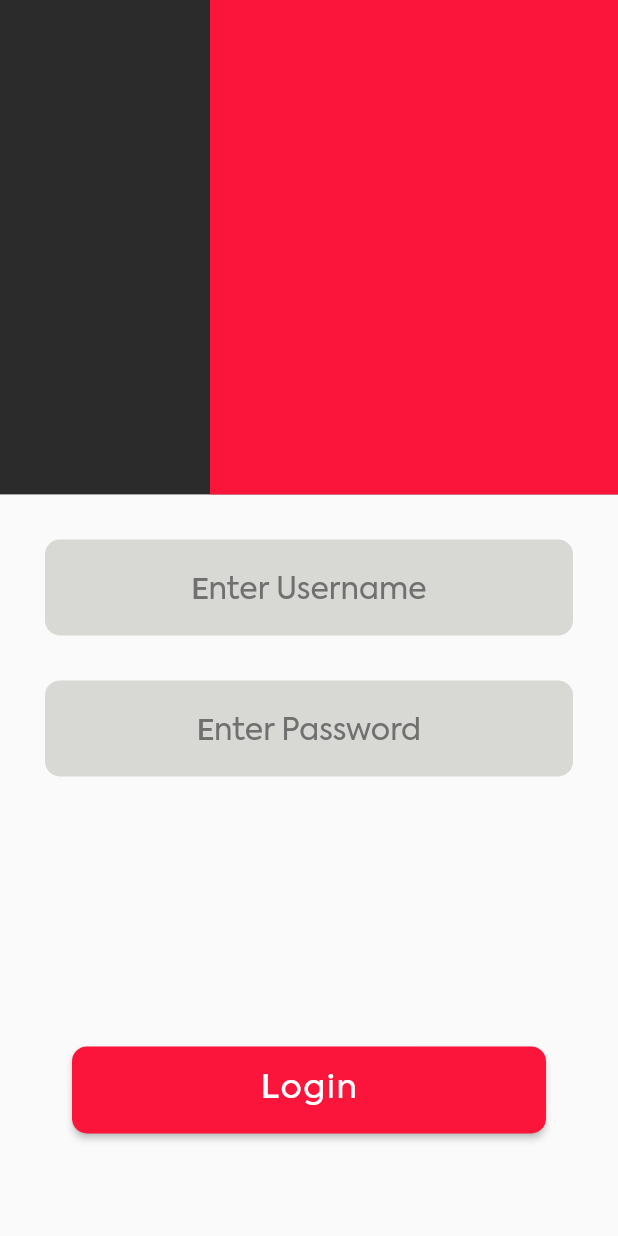
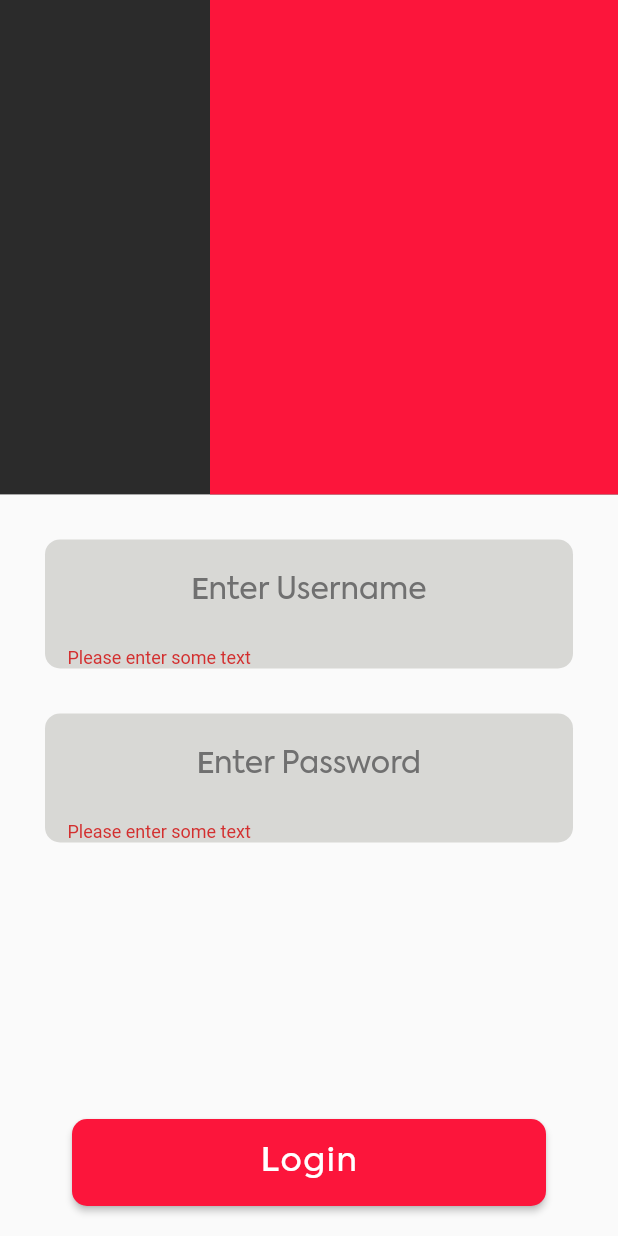
Before and after one commit to AjilAshok/noviindus-, a Flutter app: the screen it shows after launch, after a tap on "Get Started", after a tap on "Login", on a phone screen of 412 x 824 dp. Run offline on Flutter 3.47's test engine with Material 2 defaults, Android fonts, the phone set to English and light mode, and no system bars.

Commit message:
update login

```diff
--- /dev/null
+++ b/lib/data/model/bus_managemodel.dart/loginreponse.dart
@@ -0,0 +1,13 @@
+class LoginResponse {
+  final String apiKey;
+  final String accessToken;
+
+  LoginResponse({required this.apiKey, required this.accessToken});
+
+  factory LoginResponse.fromJson(Map<String, dynamic> json) {
+    return LoginResponse(
+      apiKey: json['refresh'],
+      accessToken: json['access'],
+    );
+  }
+}
--- /dev/null
+++ b/lib/data/repository.dart
@@ -0,0 +1,24 @@
+import 'dart:convert';
+
+import 'package:pra/data/model/bus_managemodel.dart/loginreponse.dart';
+import 'package:http/http.dart' as http;
+class Repositry {
+  Future<LoginResponse> login(username,password) async {
+  final url = Uri.parse('http://flutter.noviindus.co.in/api/LoginApi');
+  final response = await http.post(url, body: {
+    'username': username,
+    'password': password,
+  });
+
+  if (response.statusCode == 200) {
+    final responseData = json.decode(response.body);
+    final loginResponse = LoginResponse.fromJson(responseData);
+    print(responseData);
+    return loginResponse;
+
+  }
+  else {
+    throw Exception('Failed to log in');
+  }
+}
+}
--- a/lib/presentation/commonwidgets/button.dart
+++ b/lib/presentation/commonwidgets/button.dart
@@ -6,11 +6,12 @@ class CustomButton extends StatelessWidget {
       {super.key,
       required this.text,
       required this.backgroundColor,
-      required this.textColor,required this.onPressed});
+      required this.textColor,
+      required this.onPressed});
   final String text;
   final Color backgroundColor;
   final Color textColor;
-  final void Function () onPressed;
+  final void Function() onPressed;
 
   @override
   Widget build(BuildContext context) {
@@ -22,13 +23,7 @@ class CustomButton extends StatelessWidget {
               fixedSize: const Size(316, 58),
               shape: RoundedRectangleBorder(
                   borderRadius: BorderRadius.circular(10))),
-          onPressed: () {
-            Navigator.pushReplacement(
-                context,
-                MaterialPageRoute(
-                  builder: (context) => const AddDriver(),
-                ));
-          },
+          onPressed: onPressed,
           child: Text(
             text.toString(),
             style: TextStyle(
--- a/lib/presentation/login/login_page.dart
+++ b/lib/presentation/login/login_page.dart
@@ -1,20 +1,18 @@
-import 'dart:convert';
-
 import 'package:flutter/material.dart';
-import 'package:flutter/src/widgets/container.dart';
-import 'package:flutter/src/widgets/framework.dart';
-import 'package:pra/presentation/drivermangement/driver_manage.dart';
-import 'package:http/http.dart' as http;
-import 'package:pra/presentation/homepage/homepage_main.dart';
-import 'package:pra/presentation/splashscreen/splash_screen.dart';
+import 'package:pra/data/repository.dart';
 
 class LoginPage extends StatelessWidget {
   const LoginPage({super.key});
 
   @override
   Widget build(BuildContext context) {
+    TextEditingController password = TextEditingController();
+     TextEditingController usename = TextEditingController();
+    final _formKey = GlobalKey<FormState>();
     return Scaffold(
-      body: Column(
+      body: Form(
+        key: _formKey,
+        child: Column(
           children: [
             Stack(
               children: [
@@ -31,10 +29,11 @@ class LoginPage extends StatelessWidget {
                     ))
               ],
             ),
-          Textform(),
-          Passwordform(),
+            Textform(usename: usename,),
+            Passwordform(password: password,),
+            const Spacer(),
             Container(
-            margin: const EdgeInsets.only(top: 180),
+              margin: const EdgeInsets.only(bottom: 20),
               child: ElevatedButton(
                   style: ElevatedButton.styleFrom(
                       backgroundColor: const Color(0xFFFC153B),
@@ -42,42 +41,40 @@ class LoginPage extends StatelessWidget {
                       shape: RoundedRectangleBorder(
                           borderRadius: BorderRadius.circular(10))),
                   onPressed: () async {
-                  final response = await http.post(
-                    Uri.parse('http://flutter.noviindus.co.in/api/LoginApi'),
-                    body: {
-                      'username': 'admin_user',
-                      'password': '123admin789',
-                    },
-                  );
+                    if (_formKey.currentState!.validate()) {
+                      Repositry().login(usename, password);
 
-                  if (response.statusCode == 200) {
-                    final responseData = json.decode(response.body);
-                    final apiKey = responseData['refresh'];
-                    final accessToken = responseData['access'];
-                    print(apiKey);
-                    print(accessToken);
-                    // print(response.body);
+                    }
+                    // final response = await http.post(
+                    //   Uri.parse('http://flutter.noviindus.co.in/api/LoginApi'),
+                    //   body: {
+                    //     'username': 'admin_user',
+                    //     'password': '123admin789',
+                    //   },
+                    // );
 
-                    print('innn');
-                    Navigator.pushReplacement(
-                        context,
-                        MaterialPageRoute(
-                          builder: (context) => HomagePage(),
-                        ));
-                    // Authentication successful
-                    // Parse the API key and token from the response body
-                    // Save the API key and token to your app's state
-                  } else {
-                    print('out');
-                    // Authentication failed
-                    // Show an error message to the user
-                  }
+                    // if (response.statusCode == 200) {
+                    //   final responseData = json.decode(response.body);
+                    //   final apiKey = responseData['refresh'];
+                    //   final accessToken = responseData['access'];
+                    //   print(apiKey);
+                    //   print(accessToken);
+                    //   // print(response.body);
 
-                  // Navigator.pushReplacement(
-                  //     context,
-                  //     MaterialPageRoute(
-                  //       builder: (context) => HomePage(),
-                  //     ));
+                    //   print('innn');
+                    //   Navigator.pushReplacement(
+                    //       context,
+                    //       MaterialPageRoute(
+                    //         builder: (context) => HomagePage(),
+                    //       ));
+                    //   // Authentication successful
+                    //   // Parse the API key and token from the response body
+                    //   // Save the API key and token to your app's state
+                    // } else {
+                    //   print('out');
+                    //   // Authentication failed
+                    //   // Show an error message to the user
+                    // }
                   },
                   child: const Text(
                     'Login',
@@ -91,30 +88,40 @@ class LoginPage extends StatelessWidget {
             )
           ],
         ),
+      ),
     );
   }
 }
 
 class Passwordform extends StatelessWidget {
   const Passwordform({
-    Key? key,
+    Key? key,required this.password
   }) : super(key: key);
+  final TextEditingController password;
 
   @override
   Widget build(BuildContext context) {
+
     return Padding(
-        padding: EdgeInsets.symmetric(
+        padding: const EdgeInsets.symmetric(
           horizontal: 30,
         ),
         child: Container(
             decoration: BoxDecoration(
               color: Color(0xFF2A2A2A1A),
-              borderRadius: new BorderRadius.circular(10.0),
+              borderRadius: BorderRadius.circular(10.0),
             ),
             child: Padding(
-                padding: EdgeInsets.only(left: 15, right: 15, top: 5),
+                padding: const EdgeInsets.only(left: 15, right: 15, top: 5),
                 child: TextFormField(
-                    decoration: InputDecoration(
+                    validator: (value) {
+                      if (value == null || value.isEmpty) {
+                        return 'Please enter some text';
+                      }
+                      return null;
+                    },
+                    controller:password ,
+                    decoration: const InputDecoration(
                         border: InputBorder.none,
                         label: Center(
                           child: Text(
@@ -131,22 +138,31 @@ class Passwordform extends StatelessWidget {
 
 class Textform extends StatelessWidget {
   const Textform({
-    Key? key,
+    Key? key,required  this.usename
   }) : super(key: key);
+  final TextEditingController usename;
 
   @override
   Widget build(BuildContext context) {
+
     return Padding(
-        padding: EdgeInsets.all(30),
+        padding: const EdgeInsets.all(30),
         child: Container(
             decoration: BoxDecoration(
-              color: Color(0xFF2A2A2A1A),
-              borderRadius: new BorderRadius.circular(10.0),
+              color: const Color(0xFF2A2A2A1A),
+              borderRadius: BorderRadius.circular(10.0),
             ),
             child: Padding(
-                padding: EdgeInsets.only(left: 15, right: 15, top: 5),
+                padding: const EdgeInsets.only(left: 15, right: 15, top: 5),
                 child: TextFormField(
-                    decoration: InputDecoration(
+                    validator: (value) {
+                      if (value == null || value.isEmpty) {
+                        return 'Please enter some text';
+                      }
+                      return null;
+                    },
+                    controller: usename,
+                    decoration: const InputDecoration(
                         border: InputBorder.none,
                         label: Center(
                           child: Text(
```
Lines whose indentation alone changed are shown as unchanged.
